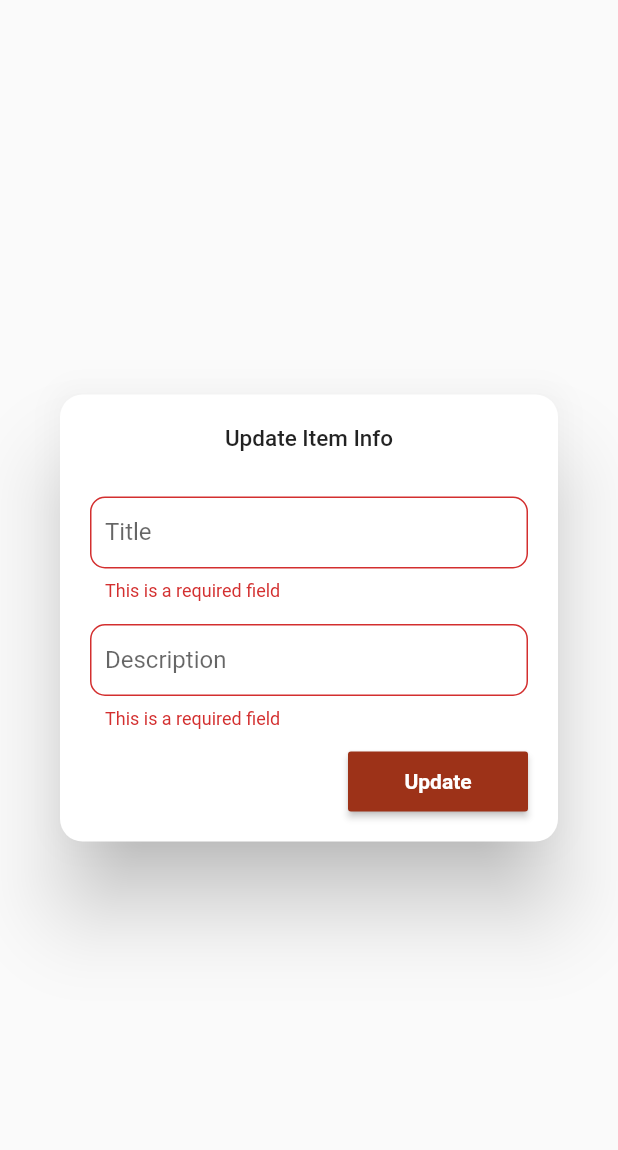
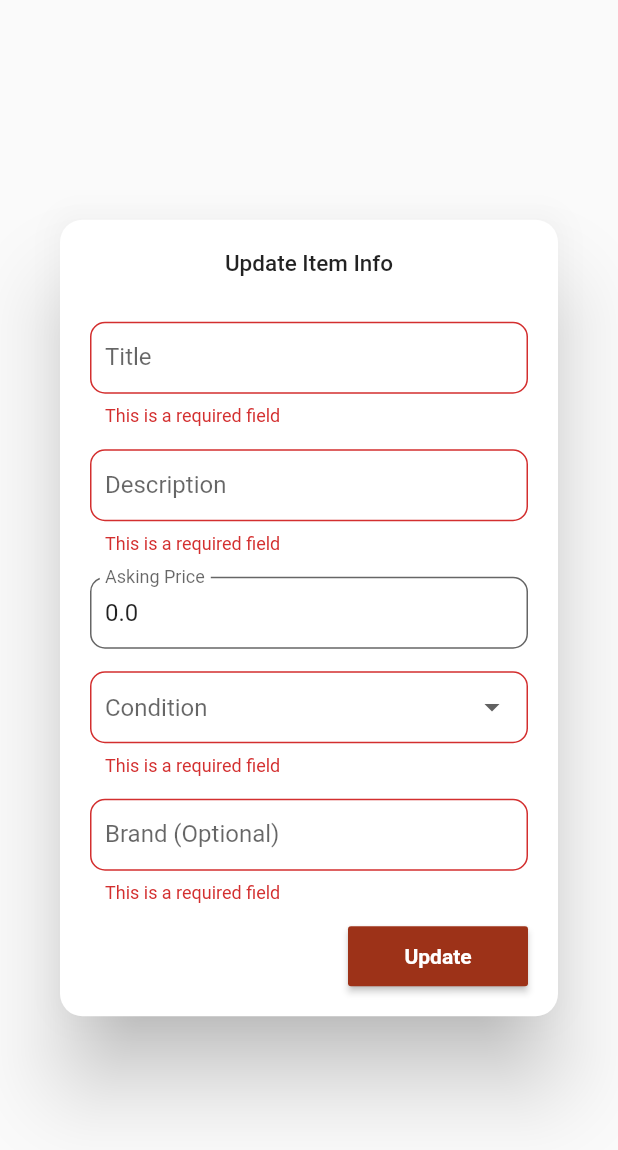
Before and after one commit to mizukageyama/bidding, a Flutter app: what editItemDialog() shows on an empty page, opened directly with empty values, after a tap on "Update", on a phone screen of 412 x 824 dp. Shown: the top 1150 px of the screen. Run offline on Flutter 3.47's test engine with Material 2 defaults, Android fonts, the phone set to English and light mode, and no system bars; our stand-ins replace carousel_slider, cloud_firestore, firebase_auth, firebase_core, firebase_storage, flutter_countdown_timer and 4 more; accounts and stored records are empty.

Commit message:
update revision

```diff
--- a/lib/main/seller/controllers/manage_item.dart
+++ b/lib/main/seller/controllers/manage_item.dart
@@ -1,7 +1,10 @@
+import 'dart:core';
 import 'package:bidding/components/_components.dart';
+import 'package:bidding/main/seller/controllers/add_item_controller.dart';
 import 'package:bidding/models/item_model.dart';
 import 'package:bidding/shared/_packages_imports.dart';
 import 'package:bidding/shared/constants/_firebase_imports.dart';
+import 'package:bidding/shared/constants/app_items.dart';
 import 'package:bidding/shared/constants/firebase.dart';
 import 'package:bidding/shared/layout/_layout.dart';
 import 'package:bidding/shared/services/_services.dart';
@@ -21,6 +24,12 @@ class ManageItem extends GetxController {
   //Edit Controllers
   static TextEditingController titleController = TextEditingController();
   static TextEditingController descriptionController = TextEditingController();
+  static TextEditingController brandController = TextEditingController();
+  static TextEditingController askingPriceController = TextEditingController();
+  static final RxSet<String> category = <String>{}.obs;
+  static late final RxString cond = ''.obs;
+
+  final AddItemController addItemController = Get.put(AddItemController());
 
   //EDIT SELECTED AUCTIONED ITEM
   static Future<void> edit(BuildContext context, Item item) async {
@@ -32,10 +41,15 @@ class ManageItem extends GetxController {
     return firestore.collection('items').doc(item.itemId).update({
       'title': titleController.text,
       'description': descriptionController.text,
+      'brand': brandController.text,
+      'asking_price': double.parse(askingPriceController.text),
+      'category': List<String>.from(category),
+      'condition': cond.value,
     }).then((value) {
       //TO DO: Success Dialog
       titleController.clear();
       descriptionController.clear();
+      brandController.clear();
     });
   }
 
@@ -99,6 +113,11 @@ class ManageItem extends GetxController {
     final _editFormkey = GlobalKey<FormState>();
     titleController.text = item.title;
     descriptionController.text = item.description;
+    brandController.text = item.brand;
+    askingPriceController.text = '${item.askingPrice}';
+    //category = item.category as RxSet<String>;
+    cond.value = item.condition;
+
     return SimpleDialog(
         shape: RoundedRectangleBorder(borderRadius: BorderRadius.circular(15)),
         contentPadding: const EdgeInsets.symmetric(
@@ -143,6 +162,49 @@ class ManageItem extends GetxController {
                           return;
                         },
                         onSaved: (value) => descriptionController.text = value!,
+                        validator: Validator().notEmpty,
+                      ),
+                      const SizedBox(
+                        height: 15,
+                      ),
+                      //row asking price condition
+                      InputField(
+                        controller: askingPriceController,
+                        labelText: 'Asking Price',
+                        keyboardType: TextInputType.text,
+                        onChanged: (value) {
+                          return;
+                        },
+                        onSaved: (value) => askingPriceController.text = value!,
+                        validator: Validator().notEmpty,
+                      ),
+                      const SizedBox(
+                        height: 15,
+                      ),
+                      CustomDropdown(
+                        hintText: 'Condition',
+                        dropdownItems: condition,
+                        onChanged: (item) => cond.value = item!,
+                        onSaved: (item) => cond.value = item!,
+                        validator: (value) {
+                          if (cond.value == '') {
+                            return 'This is a required field';
+                          }
+                          return null;
+                        },
+                      ),
+                      const SizedBox(
+                        height: 15,
+                      ),
+
+                      InputField(
+                        controller: brandController,
+                        labelText: 'Brand (Optional)',
+                        keyboardType: TextInputType.text,
+                        onChanged: (value) {
+                          return;
+                        },
+                        onSaved: (value) => brandController.text = value!,
                         validator: Validator().notEmpty,
                       ),
                       const SizedBox(
--- a/lib/main/seller/screens/home.dart
+++ b/lib/main/seller/screens/home.dart
@@ -19,9 +19,9 @@ class SellerHome extends StatelessWidget {
         drawer: SellerSideMenu(),
         body: ResponsiveView(
           const _Content(),
-          MobileSliver(
+          const MobileSliver(
             title: 'Dashboard',
-            body: const _Content(),
+            body: _Content(),
           ),
           SellerSideMenu(),
         ),
```
Also changed, not shown: lib/components/for_forms/custom_checkbox.dart (+7 -1 lines), lib/main/_auth/signup.dart (+11 -19 lines), lib/main/bidder/screens/transaction.dart (+32 -14 lines).
